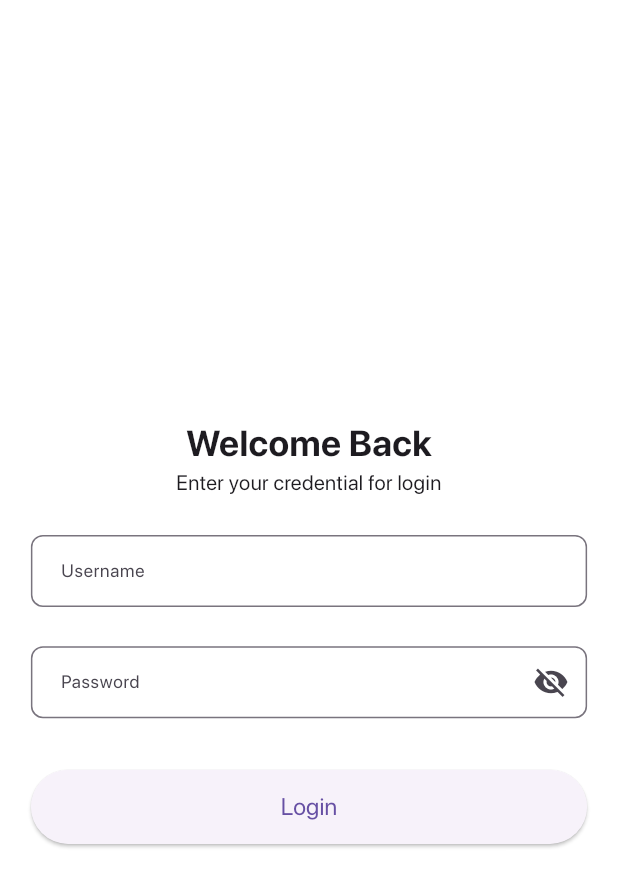
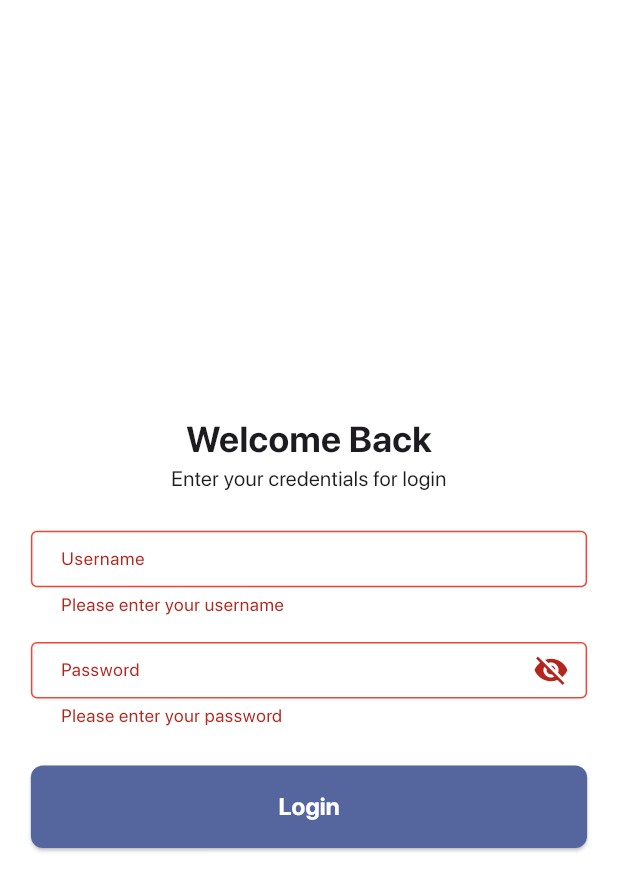
Before and after one commit to sahidvp/chat_app, a Flutter app: the screen it shows after launch, after a tap on "Login", on a phone screen of 412 x 824 dp. Shown: the top 891 px of the screen. Run offline on Flutter 3.47's test engine with Material 3 defaults, Android fonts, the phone set to English and light mode, and no system bars; our stand-ins replace shared_preferences; project files that could hold a hidden picture were left out.

Commit message:
feat : added a login screen

```diff
--- /dev/null
+++ b/lib/controller/auth_controller.dart
@@ -0,0 +1,85 @@
+// // lib/controllers/auth_controller.dart
+// import 'package:flutter/material.dart';
+
+// import 'package:shared_preferences/shared_preferences.dart';
+
+// class AuthController extends ChangeNotifier {
+//   static const String STORAGE_KEY = 'user_credentials';
+//   bool _isLoggedIn = false;
+
+//   bool get isLoggedIn => _isLoggedIn;
+
+//   // Check if user is already logged in
+//   Future<bool> checkLoginStatus() async {
+//     final prefs = await SharedPreferences.getInstance();
+//     _isLoggedIn = prefs.getString(STORAGE_KEY) != null;
+//     notifyListeners();
+//     return _isLoggedIn;
+//   }
+
+//   // Login and save credentials
+//   Future<bool> login(String username, String password) async {
+//     try {
+//       // Here you would typically validate credentials with your backend
+//       // For this example, we'll just save them
+//       final prefs = await SharedPreferences.getInstance();
+
+//       // Save credentials as JSON string
+//       await prefs.setString(STORAGE_KEY, username);
+
+//       _isLoggedIn = true;
+//       notifyListeners();
+//       return true;
+//     } catch (e) {
+//       return false;
+//     }
+//   }
+
+//   // Logout
+//   Future<void> logout() async {
+//     final prefs = await SharedPreferences.getInstance();
+//     await prefs.remove(STORAGE_KEY);
+//     _isLoggedIn = false;
+//     notifyListeners();
+//   }
+// }
+
+
+import 'package:flutter/material.dart';
+import 'package:shared_preferences/shared_preferences.dart';
+
+class AuthController extends ChangeNotifier {
+  static const String STORAGE_KEY = 'is_logged_in';
+  bool _isLoggedIn = false;
+
+  bool get isLoggedIn => _isLoggedIn;
+
+  // Check if user is already logged in
+  Future<bool> checkLoginStatus() async {
+    final prefs = await SharedPreferences.getInstance();
+    _isLoggedIn = prefs.getBool(STORAGE_KEY) ?? false;
+    notifyListeners();
+    return _isLoggedIn;
+  }
+
+  // Login with fixed username and password
+  Future<bool> login(String username, String password) async {
+    if (username == "Texol" && password == "texol123") {
+      final prefs = await SharedPreferences.getInstance();
+      await prefs.setBool(STORAGE_KEY, true); // Store login state
+
+      _isLoggedIn = true;
+      notifyListeners();
+      return true;
+    }
+    return false;
+  }
+
+  // Logout
+  Future<void> logout() async {
+    final prefs = await SharedPreferences.getInstance();
+    await prefs.remove(STORAGE_KEY);
+    _isLoggedIn = false;
+    notifyListeners();
+  }
+}
--- a/lib/main.dart
+++ b/lib/main.dart
@@ -1,4 +1,6 @@
+import 'package:chat_application/controller/auth_controller.dart';
 import 'package:chat_application/controller/login_provider.dart';
+import 'package:chat_application/view/home_screen.dart/home_screen.dart';
 import 'package:chat_application/view/login_screen/login_screen.dart';
 import 'package:flutter/material.dart';
 import 'package:provider/provider.dart';
@@ -9,16 +11,16 @@ void main() {
     MultiProvider(
       providers: [
         ChangeNotifierProvider(create: (_) => LoginProvider()),
+        ChangeNotifierProvider(create: (_) => AuthController()),
         // Add other providers here
       ],
       child: MyApp(),
     ),);
 }
 
+
 class MyApp extends StatelessWidget {
   const MyApp({super.key});
-
-  // This widget is the root of your application.
   @override
   Widget build(BuildContext context) {
     return MaterialApp(
@@ -27,7 +29,23 @@ class MyApp extends StatelessWidget {
         fontFamily: "SFProDisplay",
         scaffoldBackgroundColor: Colors.white,
       ),
-      home: LoginScreen(),
+      home: FutureBuilder(
+        // Check login status when app starts
+        future: context.read<AuthController>().checkLoginStatus(),
+        builder: (context, snapshot) {
+          if (snapshot.connectionState == ConnectionState.waiting) {
+            return const Center(child: CircularProgressIndicator());
+          }
+
+          // Listen to auth state changes
+          return Consumer<AuthController>(
+            builder: (context, auth, _) {
+              // Redirect based on login status
+              return auth.isLoggedIn ? HomeScreen() : LoginScreen();
+            },
+          );
+        },
+      ),
     );
   }
 }
--- /dev/null
+++ b/lib/utils/theme/app_colors.dart
@@ -0,0 +1,55 @@
+// lib/theme/app_colors.dart
+import 'package:flutter/material.dart';
+
+class AppColors {
+  // Private constructor to prevent instantiation
+  AppColors._();
+
+  // Primary Colors
+  static const Color primary = Color(0xFF2196F3);
+  static const Color primaryLight = Color(0xFF64B5F6);
+  static const Color primaryDark = Color(0xFF1976D2);
+
+  // Secondary Colors
+  static const Color secondary = Color(0xFF4CAF50);
+  static const Color secondaryLight = Color(0xFF81C784);
+  static const Color secondaryDark = Color(0xFF388E3C);
+
+  // Neutral Colors
+  static const Color black = Color(0xFF000000);
+  static const Color white = Color(0xFFFFFFFF);
+  static const Color grey = Color(0xFF9E9E9E);
+  static const Color greyLight = Color(0xFFE0E0E0);
+  static const Color greyDark = Color(0xFF616161);
+
+  // Background Colors
+  static const Color background = Color(0xFFF5F5F5);
+  static const Color surface = Color(0xFFFFFFFF);
+  static const Color scaffoldBackground = Color(0xFFFAFAFA);
+
+  // Text Colors
+  static const Color textPrimary = Color(0xFF212121);
+  static const Color textSecondary = Color(0xFF757575);
+  static const Color textHint = Color(0xFF9E9E9E);
+
+  // Status Colors
+  static const Color success = Color(0xFF4CAF50);
+  static const Color error = Color(0xFFE53935);
+  static const Color warning = Color(0xFFFFC107);
+  static const Color info = Color(0xFF2196F3);
+
+  static const Color buttonPrimary = primary;
+  static const Color buttonSecondary = secondary;
+  static const Color buttonDisabled = grey;
+
+  static const Color inputBackground = white;
+  static const Color inputBorder = grey;
+  static const Color inputFocused = primary;
+  static const Color inputError = error;
+  static const Color buttonColor = Color.fromARGB(255, 84, 102, 157);
+
+  static const List<Color> primaryGradient = [
+    primary,
+    primaryLight,
+  ];
+}
--- /dev/null
+++ b/lib/view/home_screen.dart/home_screen.dart
@@ -0,0 +1,34 @@
+import 'package:flutter/material.dart';
+import 'package:provider/provider.dart';
+import 'package:chat_application/controller/auth_controller.dart';
+import 'package:chat_application/view/login_screen/login_screen.dart';
+
+class HomeScreen extends StatelessWidget {
+  const HomeScreen({super.key});
+
+  void _handleLogout(BuildContext context) {
+    final authController = context.read<AuthController>();
+    authController.logout().then((_) {
+
+      Navigator.of(context).pushReplacement(
+        MaterialPageRoute(builder: (_) => LoginScreen()),
+      );
+    });
+  }
+
+  @override
+  Widget build(BuildContext context) {
+    return Scaffold(
+      appBar: AppBar(
+        title: const Text("Home Screen"),
+        actions: [
+          IconButton(
+            onPressed: () => _handleLogout(context),
+            icon: const Icon(Icons.logout),
+          ),
+        ],
+      ),
+      body: const Center(child: Text("Welcome to Home Screen!")),
+    );
+  }
+}
--- a/lib/view/login_screen/login_screen.dart
+++ b/lib/view/login_screen/login_screen.dart
@@ -1,52 +1,41 @@
-// import 'package:flutter/material.dart';
-
-// class LoginScreen extends StatelessWidget {
-//   const LoginScreen({super.key});
-
-//   @override
-//   Widget build(BuildContext context) {
-//     return Scaffold(
-//         body: Center(
-//       child: Container(
-
-//         child: Column(
-//           mainAxisAlignment: MainAxisAlignment.center,
-//           children: [
-//             Text(
-//               "Welcome Back",
-//               style: TextStyle(
-//                   fontSize: 35,
-//                   fontWeight: FontWeight.bold,
-//                   color: Colors.black),
-//             ),
-//             Text(
-//               "Enter your credential for login",
-//               style: TextStyle(color: Colors.black),
-//             ),
-//             TextFormField(),
-
-//           ],
-//         ),
-//       ),
-//     ));
-//   }
-// }
-
-// lib/screens/login_screen.dart
+import 'package:chat_application/controller/auth_controller.dart';
 import 'package:chat_application/utils/screen_util.dart';
+import 'package:chat_application/view/home_screen.dart/home_screen.dart';
+import 'package:chat_application/view/login_screen/widgets/login_button.dart';
 import 'package:chat_application/view/login_screen/widgets/text_field.dart';
 import 'package:flutter/material.dart';
+import 'package:provider/provider.dart';
 
 class LoginScreen extends StatelessWidget {
   final TextEditingController emailController = TextEditingController();
   final TextEditingController passwordController = TextEditingController();
+  final _formKey = GlobalKey<FormState>();
 
   LoginScreen({super.key});
+
+  void _handleLogin(BuildContext context) async {
+    if (_formKey.currentState!.validate()) {
+      final username = emailController.text;
+      final password = passwordController.text;
+
+      final authController = context.read<AuthController>();
+      final success = await authController.login(username, password);
+
+      if (success) {
+        Navigator.of(context).pushReplacement(
+          MaterialPageRoute(builder: (_) => HomeScreen()),
+        );
+      } else {
+        ScaffoldMessenger.of(context).showSnackBar(
+          const SnackBar(content: Text('Incorrect username and password.')),
+        );
+      }
+    }
+  }
 
   @override
   Widget build(BuildContext context) {
     ScreenUtil.init(context);
-
     return Scaffold(
       body: SafeArea(
         child: Center(
@@ -56,6 +45,8 @@ class LoginScreen extends StatelessWidget {
                 horizontal: ScreenUtil.defaultPadding,
                 vertical: ScreenUtil.safeAreaTop + 20,
               ),
+              child: Form(
+                key: _formKey,
                 child: ConstrainedBox(
                   constraints: BoxConstraints(
                     maxWidth: ScreenUtil.getResponsiveValue(
@@ -68,8 +59,6 @@ class LoginScreen extends StatelessWidget {
                     crossAxisAlignment: CrossAxisAlignment.stretch,
                     children: [
                       SizedBox(height: ScreenUtil.height(0.04)),
-
-                    // Welcome Text
                       Text(
                         'Welcome Back',
                         textAlign: TextAlign.center,
@@ -79,47 +68,41 @@ class LoginScreen extends StatelessWidget {
                         ),
                       ),
                       Text(
-                      "Enter your credential for login",
+                        "Enter your credentials for login",
                         textAlign: TextAlign.center,
                       ),
                       SizedBox(height: ScreenUtil.height(0.03)),
-
-                    // Email Input
                       ResponsiveTextField(
                         controller: emailController,
                         label: 'Username',
                         keyboardType: TextInputType.emailAddress,
+                        validator: (value) {
+                          if (value == null || value.isEmpty) {
+                            return 'Please enter your username';
+                          }
+                          return null;
+                        },
                       ),
                       SizedBox(height: ScreenUtil.height(0.02)),
-
-                    // Password Input
                       ResponsiveTextField(
                         controller: passwordController,
                         label: 'Password',
                         isPassword: true,
+                        validator: (value) {
+                          if (value == null || value.isEmpty) {
+                            return 'Please enter your password';
+                          }
+                          if (value.length < 6) {
+                            return 'Password must be at least 6 characters';
+                          }
+                          return null;
+                        },
                       ),
                       SizedBox(height: ScreenUtil.height(0.03)),
-
-                    // Login Button
-                    SizedBox(
-                      height: ScreenUtil.buttonHeight,
-                      child: ElevatedButton(
-                        onPressed: () {
-                          // Login logic
-                        },
-                        child: Text(
-                          'Login',
-                          style: TextStyle(
-                            fontSize: ScreenUtil.mediumText,
+                      LoginButton(onPressed: () => _handleLogin(context)),
+                      SizedBox(height: ScreenUtil.height(0.02)),
+                    ],
                   ),
-                        ),
-                      ),
-                    ),
-
-                    SizedBox(height: ScreenUtil.height(0.02)),
-
-                    // Additional Options
-                  ],
                 ),
               ),
             ),
--- /dev/null
+++ b/lib/view/login_screen/widgets/login_button.dart
@@ -0,0 +1,33 @@
+import 'package:chat_application/utils/theme/app_colors.dart';
+import 'package:flutter/material.dart';
+
+class LoginButton extends StatelessWidget {
+  final VoidCallback onPressed;
+
+  const LoginButton({
+    Key? key,
+    required this.onPressed,
+  }) : super(key: key);
+
+  @override
+  Widget build(BuildContext context) {
+    return ElevatedButton(
+      onPressed: onPressed,
+      style: ElevatedButton.styleFrom(
+        backgroundColor: AppColors.buttonColor,
+        padding: EdgeInsets.symmetric(vertical: 16),
+        shape: RoundedRectangleBorder(
+          borderRadius: BorderRadius.circular(8),
+        ),
+      ),
+      child: const Text(
+        'Login',
+        style: TextStyle(
+          color: Colors.white,
+          fontSize: 16,
+          fontWeight: FontWeight.bold,
+        ),
+      ),
+    );
+  }
+}
--- a/lib/view/login_screen/widgets/text_field.dart
+++ b/lib/view/login_screen/widgets/text_field.dart
@@ -1,58 +1,15 @@
-// import 'package:chat_application/utils/screen_util.dart';
-// import 'package:flutter/material.dart';
-
-// class ResponsiveTextField extends StatelessWidget {
-//   final TextEditingController controller;
-//   final String label;
-//   final bool isPassword;
-//   final TextInputType? keyboardType;
-
-//   const ResponsiveTextField({
-//     Key? key,
-//     required this.controller,
-//     required this.label,
-//     this.isPassword = false,
-//     this.keyboardType,
-//   }) : super(key: key);
-
-//   @override
-//   Widget build(BuildContext context) {
-//     return SizedBox(
-//       height: ScreenUtil.inputFieldHeight,
-//       child: TextFormField(
-//         controller: controller,
-//         obscureText: isPassword,
-//         keyboardType: keyboardType,
-//         style: TextStyle(fontSize: ScreenUtil.mediumText),
-//         decoration: InputDecoration(
-//           labelText: label,
-//           labelStyle: TextStyle(fontSize: ScreenUtil.smallText),
-//           border: OutlineInputBorder(
-//             borderRadius: BorderRadius.circular(8),
-//           ),
-//           contentPadding: EdgeInsets.symmetric(
-//             horizontal: 16,
-//             vertical: 12,
-//           ),
-//         ),
-//       ),
-//     );
-//   }
-// }
-
-
-// lib/widgets/responsive_text_field.dart
 import 'package:chat_application/controller/login_provider.dart';
 import 'package:chat_application/utils/screen_util.dart';
+import 'package:chat_application/utils/theme/app_colors.dart';
 import 'package:flutter/material.dart';
 import 'package:provider/provider.dart';
-
 
 class ResponsiveTextField extends StatelessWidget {
   final TextEditingController controller;
   final String label;
   final bool isPassword;
   final TextInputType? keyboardType;
+  final String? Function(String?)? validator;
 
   const ResponsiveTextField({
     Key? key,
@@ -60,6 +17,7 @@ class ResponsiveTextField extends StatelessWidget {
     required this.label,
     this.isPassword = false,
     this.keyboardType,
+    this.validator,
   }) : super(key: key);
 
   @override
@@ -72,10 +30,20 @@ class ResponsiveTextField extends StatelessWidget {
             controller: controller,
             obscureText: isPassword && !formProvider.isPasswordVisible,
             keyboardType: keyboardType,
+            validator: validator,
             style: TextStyle(fontSize: ScreenUtil.mediumText),
             decoration: InputDecoration(
               labelText: label,
               labelStyle: TextStyle(fontSize: ScreenUtil.smallText),
+              focusedBorder: OutlineInputBorder(
+                borderSide: BorderSide(color: AppColors.buttonColor),
+              ),
+              errorBorder: OutlineInputBorder(
+                borderSide: BorderSide(color: Colors.red),
+              ),
+              focusedErrorBorder: OutlineInputBorder(
+                borderSide: BorderSide(color: Colors.red),
+              ),
               border: OutlineInputBorder(
                 borderRadius: BorderRadius.circular(8),
               ),
--- a/pubspec.yaml
+++ b/pubspec.yaml
@@ -35,6 +35,7 @@ dependencies:
   # Use with the CupertinoIcons class for iOS style icons.
   cupertino_icons: ^1.0.8
   provider: ^6.1.2
+  shared_preferences: ^2.4.0
 
 dev_dependencies:
   flutter_test:
```
Also changed, not shown: lib/utils/screen_util.dart (+5 -10 lines), pubspec.lock, 1 other file. Lines whose indentation alone changed are shown as unchanged.
